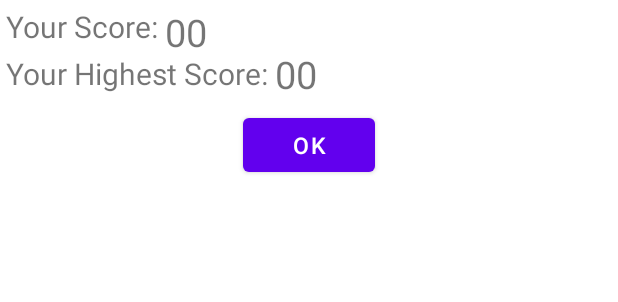
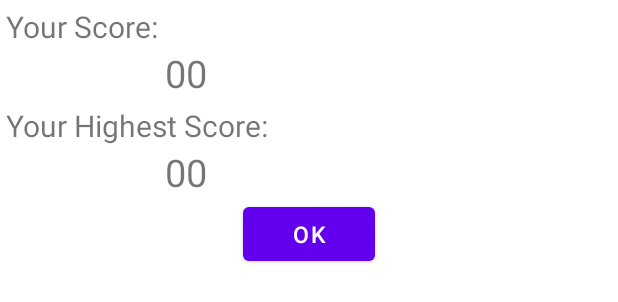
Before and after one commit to Roshan-1710/Bored, an Android app: the layout activity_pop_up.xml on its own in the app's theme, with its tools: preview values and no code run, on a phone screen of 412 x 824 dp. Shown: the top 302 px of the screen. Run offline under Robolectric (Android 15) with nearby library versions, the phone set to English and light mode, and no system bars.

Commit message:
--global Roshan-1710

```diff
--- a/app/src/main/java/com/example/projectsem5/popUp.java
+++ b/app/src/main/java/com/example/projectsem5/popUp.java
@@ -58,7 +58,7 @@ public class popUp extends AppCompatActivity {
         int width = dm.widthPixels;
         int height = dm.heightPixels;
 
-        getWindow().setLayout((int) (width*0.8) ,(int) (height*0.2));
+        getWindow().setLayout((int) (width*0.8) ,(int) (height*0.25));
 
         String ps = getIntent().getStringExtra("ps");
         String ns = getIntent().getStringExtra("ns");
@@ -68,6 +68,7 @@ public class popUp extends AppCompatActivity {
         ok.setOnClickListener(new View.OnClickListener() {
             @Override
             public void onClick(View view) {
+                //startActivity(new Intent(popUp.this,HomePage.class));
                 finish();
             }
         });
--- a/app/src/main/res/layout/activity_pop_up.xml
+++ b/app/src/main/res/layout/activity_pop_up.xml
@@ -23,17 +23,17 @@
         android:text="00"
         android:textSize="25sp"
         app:layout_constraintStart_toEndOf="@+id/newtxt"
-        app:layout_constraintTop_toTopOf="@+id/newtxt" />
+        app:layout_constraintTop_toBottomOf="@+id/newtxt" />
 
     <TextView
         android:id="@+id/prevtxt"
         android:layout_width="wrap_content"
         android:layout_height="wrap_content"
+        android:layout_margin="4sp"
         android:text="Your Highest Score: "
-        android:layout_margin="4sp"
         android:textSize="20sp"
         app:layout_constraintStart_toStartOf="parent"
-        app:layout_constraintTop_toBottomOf="@+id/newtxt" />
+        app:layout_constraintTop_toBottomOf="@+id/neww" />
 
     <TextView
         android:id="@+id/prev"
@@ -41,19 +41,18 @@
         android:layout_height="wrap_content"
         android:text="00"
         android:textSize="25sp"
-        app:layout_constraintBottom_toBottomOf="@+id/prevtxt"
-        app:layout_constraintStart_toEndOf="@+id/prevtxt"
-        app:layout_constraintTop_toTopOf="@+id/prevtxt" />
+
+        app:layout_constraintStart_toStartOf="@+id/neww"
+        app:layout_constraintTop_toBottomOf="@+id/prevtxt" />
 
     <Button
         android:id="@+id/ok"
         android:layout_width="wrap_content"
         android:layout_height="wrap_content"
-        android:layout_marginTop="10sp"
         android:text="ok"
         android:textSize="15sp"
         app:layout_constraintEnd_toEndOf="parent"
         app:layout_constraintStart_toStartOf="parent"
-        app:layout_constraintTop_toBottomOf="@+id/prevtxt" />
+        app:layout_constraintTop_toBottomOf="@+id/prev" />
 
 </androidx.constraintlayout.widget.ConstraintLayout>
```
Also changed, not shown: app/src/main/java/com/example/projectsem5/GameScreen.java (+19 -4 lines), app/src/main/java/com/example/projectsem5/MainActivity.java (+16 -22 lines).
